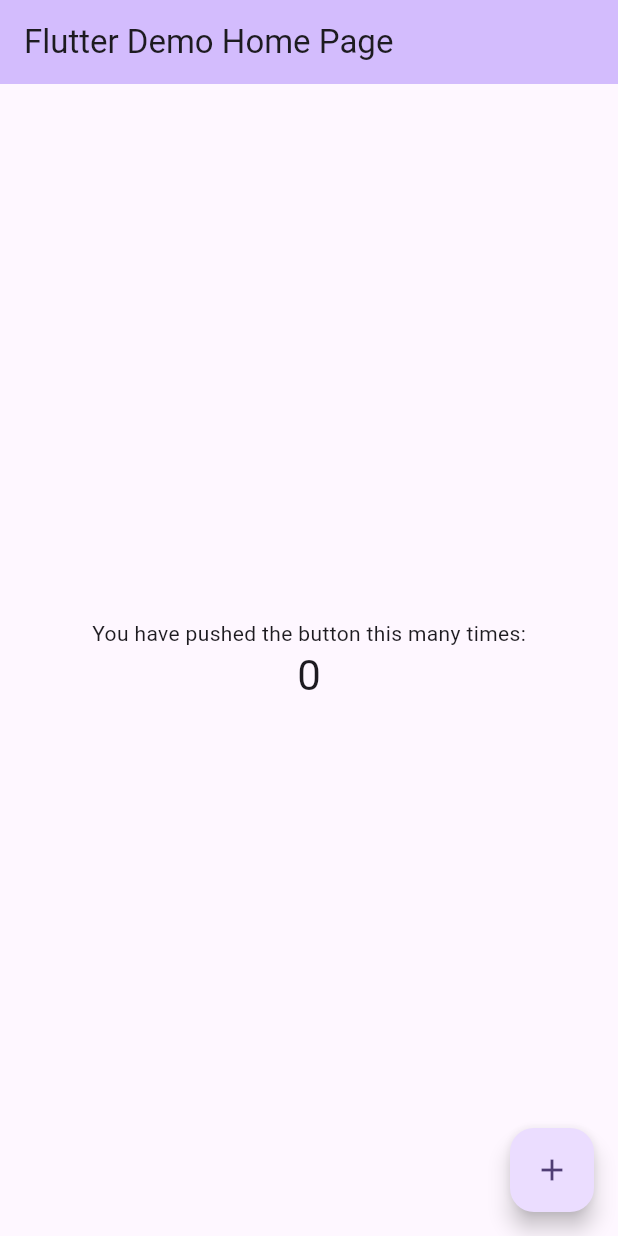
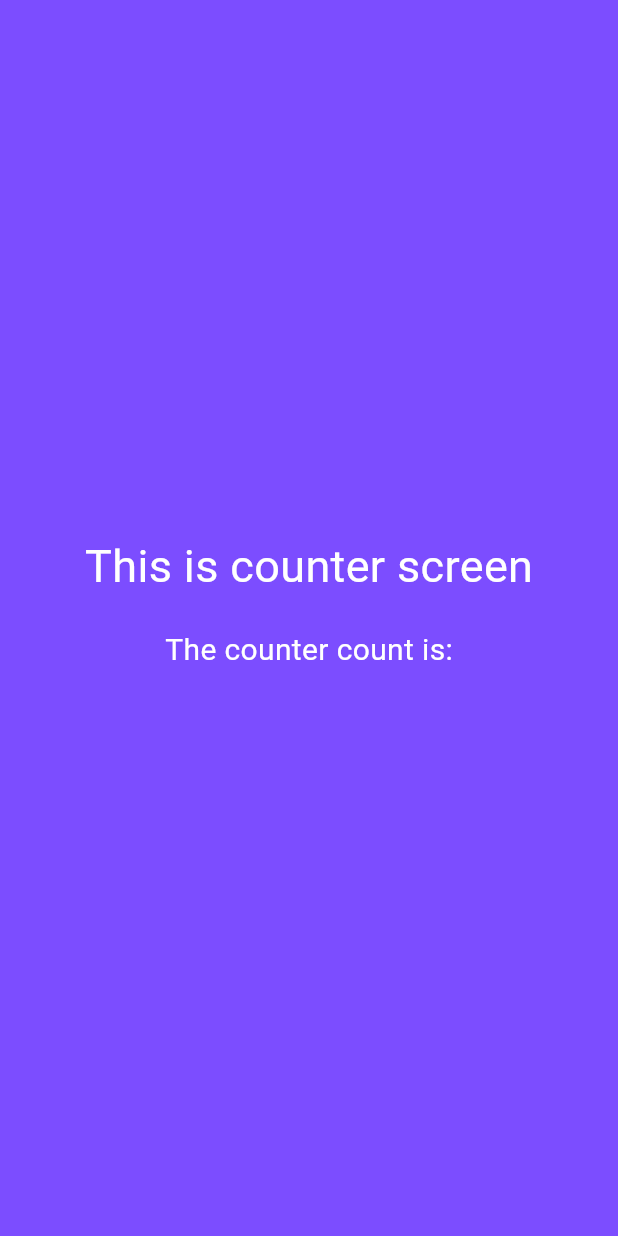
Before and after one commit to DivyankSisodia/Understanding-GetX, a Flutter app: the screen it shows after launch, on a phone screen of 412 x 824 dp. Run offline on Flutter 3.47's test engine with Material 2 defaults, Android fonts, the phone set to English and light mode, and no system bars; our stand-ins replace get.

Commit message:
get builder

```diff
--- /dev/null
+++ b/lib/Controller/get_builder.dart
@@ -0,0 +1,10 @@
+import 'package:get/get.dart';
+
+class Countercontroller extends GetxController {
+  int counter = 0;
+
+  counterincrement() {
+    counter++;
+    update();
+  }
+}
--- /dev/null
+++ b/lib/counter.dart
@@ -0,0 +1,45 @@
+import 'package:flutter/material.dart';
+
+class CounterScreen extends StatefulWidget {
+  const CounterScreen({super.key});
+
+  @override
+  State<CounterScreen> createState() => _CounterScreenState();
+}
+
+class _CounterScreenState extends State<CounterScreen> {
+  @override
+  Widget build(BuildContext context) {
+    return const Scaffold(
+      backgroundColor: Colors.deepPurpleAccent,
+      body: SafeArea(
+        child: Center(
+          child: Column(
+            crossAxisAlignment: CrossAxisAlignment.center,
+            mainAxisAlignment: MainAxisAlignment.center,
+            children: [
+              Text(
+                'This is counter screen',
+                style: TextStyle(
+                  color: Colors.white,
+                  fontSize: 30,
+                )
+              ),
+              SizedBox(height: 20,),
+              Text(
+                'The counter count is:',
+                style: TextStyle(
+                  color: Colors.white,
+                  fontSize: 20,
+                ),
+              ),
+              SizedBox(
+                height: 20,
+              ),
+            ],
+          ),
+        ),
+      ),
+    );
+  }
+}
--- a/lib/main.dart
+++ b/lib/main.dart
@@ -1,4 +1,7 @@
 import 'package:flutter/material.dart';
+import 'package:get/route_manager.dart';
+import 'package:getx/counter.dart';
+import 'package:getx/home.dart';
 
 void main() {
   runApp(const MyApp());
@@ -10,116 +13,13 @@ class MyApp extends StatelessWidget {
   // This widget is the root of your application.
   @override
   Widget build(BuildContext context) {
-    return MaterialApp(
+    return GetMaterialApp(
       title: 'Flutter Demo',
       theme: ThemeData(
-        // This is the theme of your application.
-        //
-        // TRY THIS: Try running your application with "flutter run". You'll see
-        // the application has a blue toolbar. Then, without quitting the app,
-        // try changing the seedColor in the colorScheme below to Colors.green
-        // and then invoke "hot reload" (save your changes or press the "hot
-        // reload" button in a Flutter-supported IDE, or press "r" if you used
-        // the command line to start the app).
-        //
-        // Notice that the counter didn't reset back to zero; the application
-        // state is not lost during the reload. To reset the state, use hot
-        // restart instead.
-        //
-        // This works for code too, not just values: Most code changes can be
-        // tested with just a hot reload.
         colorScheme: ColorScheme.fromSeed(seedColor: Colors.deepPurple),
         useMaterial3: true,
       ),
-      home: const MyHomePage(title: 'Flutter Demo Home Page'),
+      home: const CounterScreen(),
     );
   }
 }
-
-class MyHomePage extends StatefulWidget {
-  const MyHomePage({super.key, required this.title});
-
-  // This widget is the home page of your application. It is stateful, meaning
-  // that it has a State object (defined below) that contains fields that affect
-  // how it looks.
-
-  // This class is the configuration for the state. It holds the values (in this
-  // case the title) provided by the parent (in this case the App widget) and
-  // used by the build method of the State. Fields in a Widget subclass are
-  // always marked "final".
-
-  final String title;
-
-  @override
-  State<MyHomePage> createState() => _MyHomePageState();
-}
-
-class _MyHomePageState extends State<MyHomePage> {
-  int _counter = 0;
-
-  void _incrementCounter() {
-    setState(() {
-      // This call to setState tells the Flutter framework that something has
-      // changed in this State, which causes it to rerun the build method below
-      // so that the display can reflect the updated values. If we changed
-      // _counter without calling setState(), then the build method would not be
-      // called again, and so nothing would appear to happen.
-      _counter++;
-    });
-  }
-
-  @override
-  Widget build(BuildContext context) {
-    // This method is rerun every time setState is called, for instance as done
-    // by the _incrementCounter method above.
-    //
-    // The Flutter framework has been optimized to make rerunning build methods
-    // fast, so that you can just rebuild anything that needs updating rather
-    // than having to individually change instances of widgets.
-    return Scaffold(
-      appBar: AppBar(
-        // TRY THIS: Try changing the color here to a specific color (to
-        // Colors.amber, perhaps?) and trigger a hot reload to see the AppBar
-        // change color while the other colors stay the same.
-        backgroundColor: Theme.of(context).colorScheme.inversePrimary,
-        // Here we take the value from the MyHomePage object that was created by
-        // the App.build method, and use it to set our appbar title.
-        title: Text(widget.title),
-      ),
-      body: Center(
-        // Center is a layout widget. It takes a single child and positions it
-        // in the middle of the parent.
-        child: Column(
-          // Column is also a layout widget. It takes a list of children and
-          // arranges them vertically. By default, it sizes itself to fit its
-          // children horizontally, and tries to be as tall as its parent.
-          //
-          // Column has various properties to control how it sizes itself and
-          // how it positions its children. Here we use mainAxisAlignment to
-          // center the children vertically; the main axis here is the vertical
-          // axis because Columns are vertical (the cross axis would be
-          // horizontal).
-          //
-          // TRY THIS: Invoke "debug painting" (choose the "Toggle Debug Paint"
-          // action in the IDE, or press "p" in the console), to see the
-          // wireframe for each widget.
-          mainAxisAlignment: MainAxisAlignment.center,
-          children: <Widget>[
-            const Text(
-              'You have pushed the button this many times:',
-            ),
-            Text(
-              '$_counter',
-              style: Theme.of(context).textTheme.headlineMedium,
-            ),
-          ],
-        ),
-      ),
-      floatingActionButton: FloatingActionButton(
-        onPressed: _incrementCounter,
-        tooltip: 'Increment',
-        child: const Icon(Icons.add),
-      ), // This trailing comma makes auto-formatting nicer for build methods.
-    );
-  }
-}
--- a/pubspec.yaml
+++ b/pubspec.yaml
@@ -35,6 +35,7 @@ dependencies:
   # The following adds the Cupertino Icons font to your application.
   # Use with the CupertinoIcons class for iOS style icons.
   cupertino_icons: ^1.0.2
+  get: ^4.6.6
 
 dev_dependencies:
   flutter_test:
```
Also changed, not shown: lib/home.dart (added, +145 -0 lines), lib/routingScreen.dart (added, +40 -0 lines), lib/snackbar.dart (added, +60 -0 lines), pubspec.lock.
